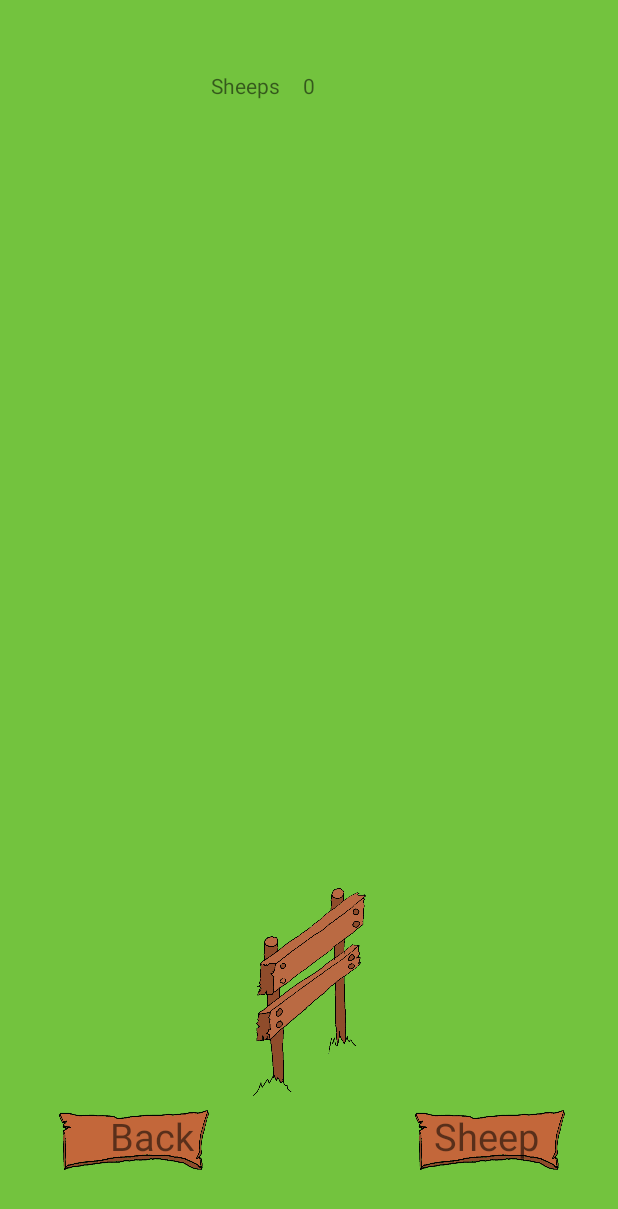
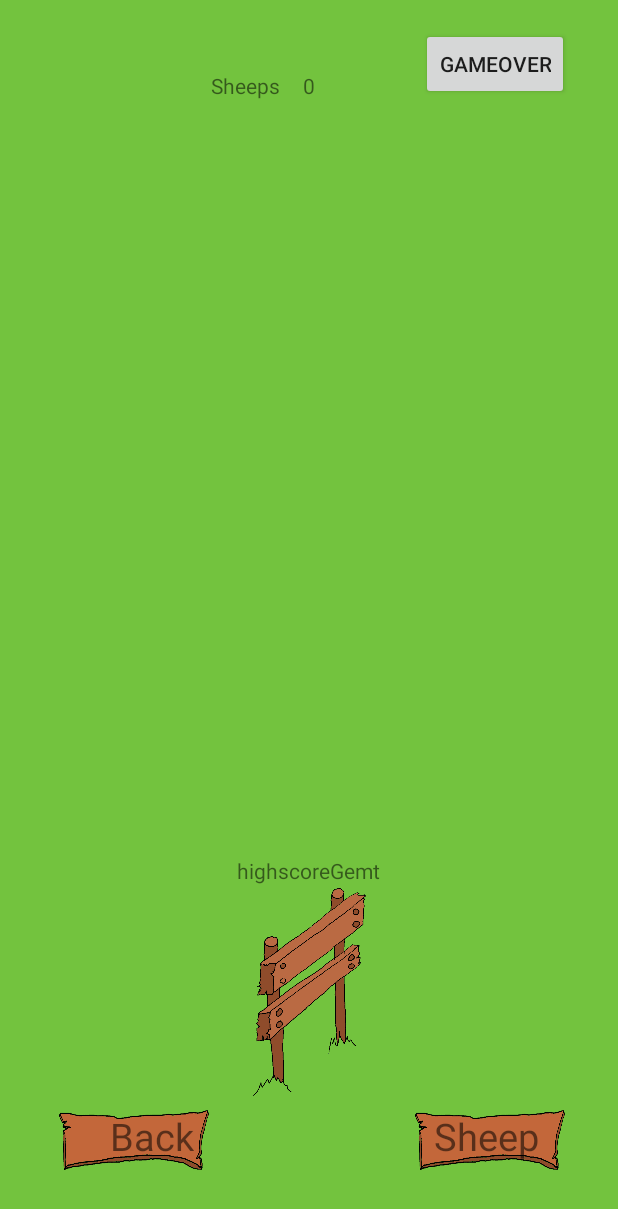
Before and after one commit to LivKondrup/SDC2017-Sheepster, an Android app: the lvl2Activty screen opened directly, with no data from a screen before it, on a phone screen of 412 x 824 dp. Shown: the top 1209 px of the screen. Run offline under Robolectric (Android 15) with nearby library versions, the phone set to English and light mode, and no system bars.

Commit message:
Tried health

```diff
--- a/app/src/main/java/software/unf/dk/sheepster/MainActivity.java
+++ b/app/src/main/java/software/unf/dk/sheepster/MainActivity.java
@@ -5,12 +5,14 @@ import android.support.v7.app.AppCompatActivity;
 import android.os.Bundle;
 import android.content.Intent;
 import android.view.View;
+import android.widget.TextView;
 
 public class MainActivity extends Activity {
     public int count=0;
     public int count2;
-    public String highscore;
+    public String highscore="0";
     public int life;
+    public TextView highScoreTextView;
 
     CanvasView cv;
     CanvasView cv2;
@@ -22,8 +24,13 @@ public class MainActivity extends Activity {
 
         //cv = (CanvasView) findViewById(R.id.canvasView);
 
-        Intent hiscoreIntent = getIntent();
-        highscore = hiscoreIntent.getStringExtra("Highscore");
+        Intent hiscoreIntentString = getIntent();
+        highscore = hiscoreIntentString.getStringExtra("Highscore");
+        highScoreTextView = (TextView) findViewById(R.id.highscoreTextView);
+        highScoreTextView.setText(highscore);
+
+
+
     }
 
     //Knappen kalder denne metode, som kalder metoden i CanvasView. I kan ikke få knapper til direkte at kalde metoder i jeres View
@@ -49,4 +56,7 @@ public class MainActivity extends Activity {
         Intent skinselectorIntent = new Intent (this, skinSelectorActivity.class);
         startActivity(skinselectorIntent);
     }
+
+
+
 }
--- a/app/src/main/java/software/unf/dk/sheepster/lvl2Activty.java
+++ b/app/src/main/java/software/unf/dk/sheepster/lvl2Activty.java
@@ -1,5 +1,6 @@
 package software.unf.dk.sheepster;
 
+import android.content.SharedPreferences;
 import android.os.Bundle;
 import android.view.View;
 import android.widget.ImageView;
@@ -13,17 +14,35 @@ public class lvl2Activty extends MainActivity {
     private ImageView fence2;
     private int count3;
     public String count4;
-
+    private int i=0;
+    private int highscoreInt2;
+    public static final String highscoreGemt = "highscoreGemt";
+    private TextView highscoreLvl2;
 
     @Override
     protected void onCreate(Bundle savedInstanceState) {
         super.onCreate(savedInstanceState);
+        //Hente gemt highscore
+        /*SharedPreferences settings = getApplicationContext().getSharedPreferences(highscoreGemt, 0);
+        int highscoreInt3 = settings.getInt("highscoreGemt", 0);
+        highscoreInt2=highscoreInt3;
+        */
+
+       /* SharedPreferences prefs = getSharedPreferences(highscoreGemt, MODE_PRIVATE);
+        String restoredText = prefs.getString("", null);
+        if (restoredText != null) {
+            int highscoreGemt1 = prefs.getInt("highscoreGemt", 0); //0 is the default value.
+        }*/
+
         setContentView(R.layout.lvl2);
         clickCount2 = findViewById(R.id.countlvl2);
         life = 3;
         lvl2Sheep = (CanvasView) findViewById(R.id.lvl2Sheep);
         fence2 = (ImageView) findViewById(R.id.fence2);
 
+
+        highscoreLvl2 = (TextView) findViewById(R.id.highscoreLvl2);
+        highscoreLvl2.setText(highscoreGemt);
     }
 
     public void sheepCountButton2 (View view){
@@ -38,10 +57,20 @@ public class lvl2Activty extends MainActivity {
     }
 
     // Highscore + Gameover + return to mainActivity
-    public void hiscoreToMain (){
-            Intent hiscoreIntent = new Intent(this, MainActivity.class);
-            hiscoreIntent.putExtra("Highscore", count4);
-            startActivity(hiscoreIntent);
+    public void hiscoreToMain(View view){
+        Intent hiscoreIntentString = new Intent(this, MainActivity.class);
+            if (count3>highscoreInt2) {
+                highscoreInt2=count3;
+                hiscoreIntentString.putExtra("Highscore", count4);
+            }
+            //Sende highscore
+            /*SharedPreferences settings = getApplicationContext().getSharedPreferences(highscoreGemt, 0);
+            SharedPreferences.Editor editor = settings.edit();
+            editor.putInt("HighscoreGemt", highscoreInt2);
+            editor.apply();*/
+
+
+        startActivity(hiscoreIntentString);
     }
 
 
--- a/app/src/main/res/layout/lvl2.xml
+++ b/app/src/main/res/layout/lvl2.xml
@@ -92,5 +92,24 @@
         android:layout_above="@+id/backButton2"
         android:layout_centerHorizontal="true" />
 
+    <Button
+        android:id="@+id/gameOverTestButton"
+        android:layout_width="wrap_content"
+        android:layout_height="wrap_content"
+        android:layout_alignBottom="@+id/countlvl2"
+        android:layout_toEndOf="@+id/fence2"
+        android:layout_toRightOf="@+id/fence2"
+        android:onClick="hiscoreToMain"
+        android:text="Gameover" />
+
+    <TextView
+        android:id="@+id/highscoreLvl2"
+        android:layout_width="wrap_content"
+        android:layout_height="wrap_content"
+        android:layout_above="@+id/fence2"
+        android:layout_centerHorizontal="true"
+        android:text="0"
+        android:visibility="visible" />
+
 
 </RelativeLayout>
```
Also changed, not shown: app/src/main/res/layout/activity_main.xml (+12 -0 lines), app/src/main/res/drawable/life.png (added).
